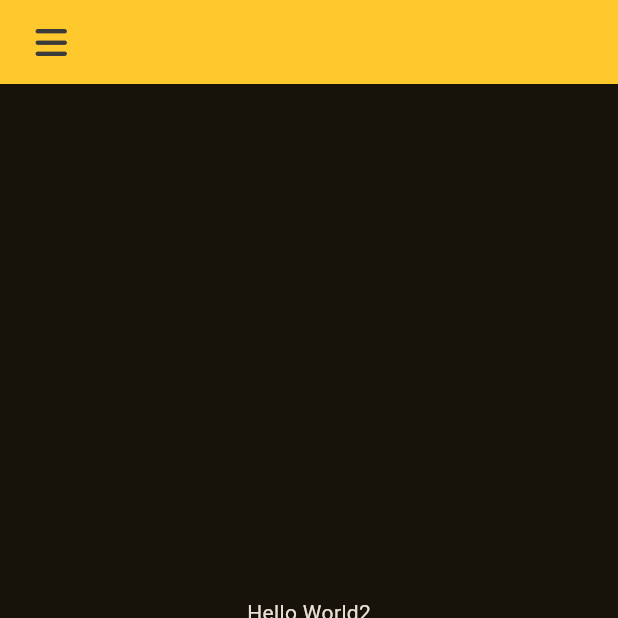
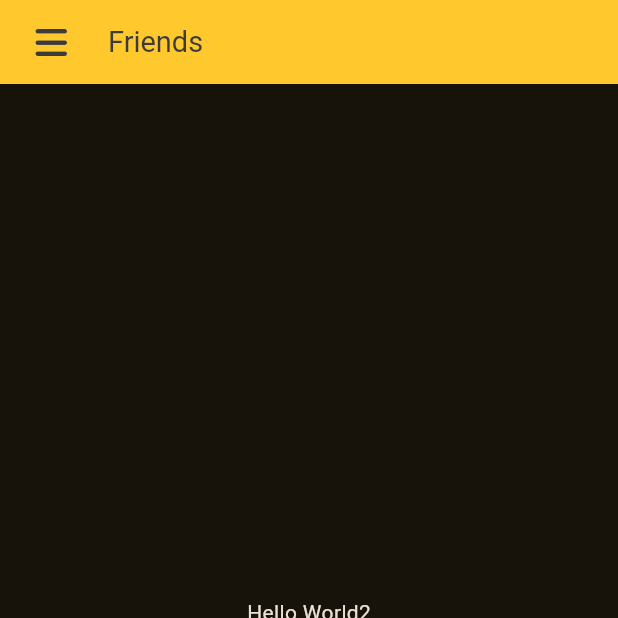
Before and after one commit to eunjooo2/TaskSpark_App, a Flutter app: the screen it shows after launch, swiped to page 2, on a phone screen of 412 x 824 dp, the top half of it. Run offline on Flutter 3.47's test engine with Material 3 defaults, Android fonts, the phone set to English and light mode, and no system bars; our stand-ins replace font_awesome_flutter, responsive_sizer.

Commit message:
:sparkles: Scaffold AppBar Title 추가
Bottom바의 선택 값에 따라 변경

```diff
--- a/lib/ui/pages/main_page.dart
+++ b/lib/ui/pages/main_page.dart
@@ -15,6 +15,8 @@ class _MainPageState extends State<MainPage> {
   int _selectedIndex = 0;
   final PageController _pageController = PageController(initialPage: 0);
   final GlobalKey<ScaffoldState> _scaffoldKey = GlobalKey<ScaffoldState>();
+  final List<String> navigationList = ["Tasks", "Friends", "Shop"];
+  String appBarTitle = "";
 
   @override
   void dispose() {
@@ -27,6 +29,13 @@ class _MainPageState extends State<MainPage> {
     return Scaffold(
       key: _scaffoldKey,
       appBar: AppBar(
+        title: Text(
+          appBarTitle,
+          style: TextStyle(
+            fontSize: 18.sp,
+            color: Theme.of(context).colorScheme.secondary,
+          ),
+        ),
         backgroundColor: Theme.of(context).colorScheme.primary,
         leading: Container(
           padding: EdgeInsets.only(left: 3.w),
@@ -62,18 +71,18 @@ class _MainPageState extends State<MainPage> {
           ),
           child: BottomNavigationBar(
             type: BottomNavigationBarType.shifting,
-            items: const [
+            items: [
               BottomNavigationBarItem(
-                icon: FaIcon(FontAwesomeIcons.listCheck),
-                label: "Tasks",
+                icon: const FaIcon(FontAwesomeIcons.listCheck),
+                label: navigationList[0],
               ),
               BottomNavigationBarItem(
-                icon: FaIcon(FontAwesomeIcons.userGroup),
-                label: "Friends",
+                icon: const FaIcon(FontAwesomeIcons.userGroup),
+                label: navigationList[1],
               ),
               BottomNavigationBarItem(
-                icon: FaIcon(FontAwesomeIcons.store),
-                label: "Shop",
+                icon: const FaIcon(FontAwesomeIcons.store),
+                label: navigationList[2],
               ),
             ],
             onTap: (int value) {
@@ -111,6 +120,11 @@ class _MainPageState extends State<MainPage> {
             );
           }
         },
+        onPageChanged: (int index) {
+          setState(() {
+            appBarTitle = navigationList[index];
+          });
+        },
       ),
     );
   }
```
